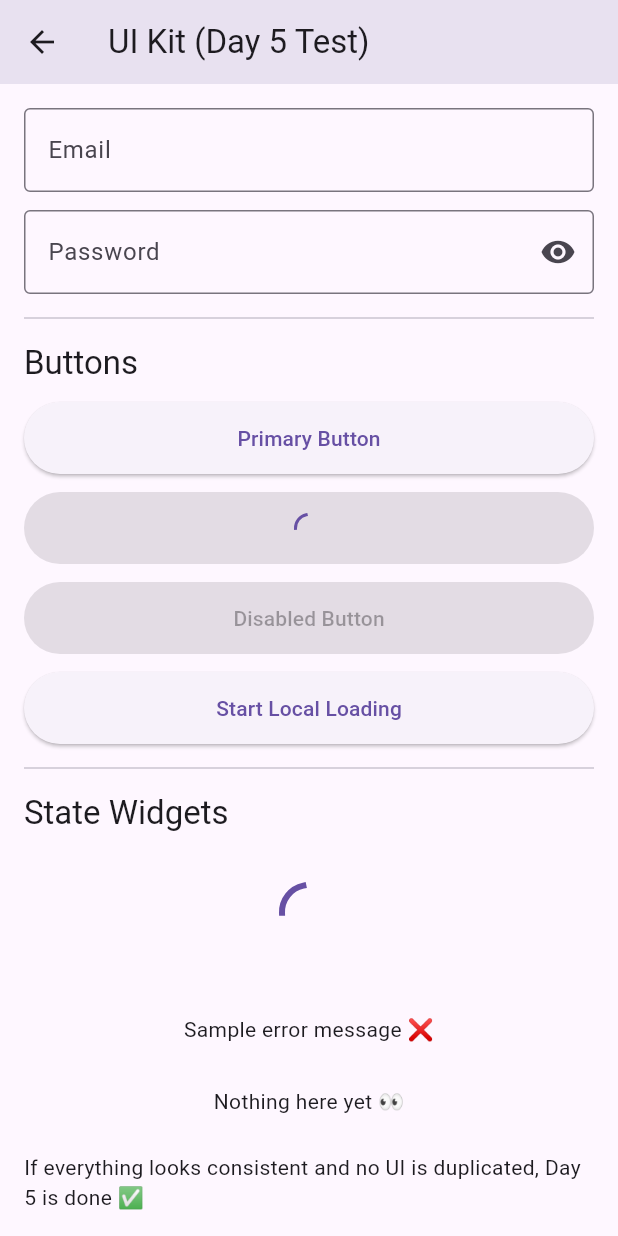
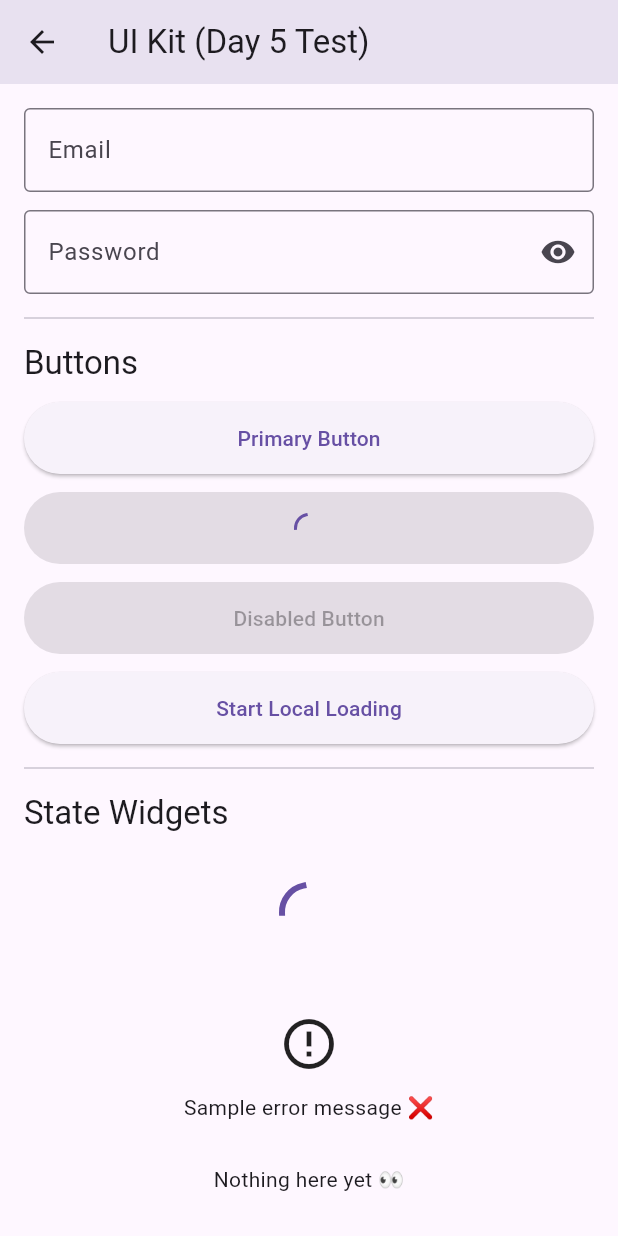
Before and after one commit to bassell01/Pawtopia, a Flutter app: the UiKitPage screen opened directly, scrolled down 148 dp, on a phone screen of 412 x 824 dp. Run offline on Flutter 3.47's test engine with Material 3 defaults, Android fonts, the phone set to English and light mode, and no system bars; our stand-ins replace cloud_firestore, firebase_auth, firebase_core, firebase_storage, flutter_riverpod, get_it and 1 more; accounts and stored records are empty.

Commit message:
enhance ErrorView with retry support

```diff
--- a/flutter_application_1/lib/core/widgets/error_view.dart
+++ b/flutter_application_1/lib/core/widgets/error_view.dart
@@ -18,9 +18,15 @@ class ErrorView extends StatelessWidget {
         child: Column(
           mainAxisSize: MainAxisSize.min,
           children: [
+            const Icon(
+              Icons.error_outline,
+              size: 40,
+            ),
+            const SizedBox(height: 12),
             Text(
               message,
               textAlign: TextAlign.center,
+              style: Theme.of(context).textTheme.bodyMedium,
             ),
             if (onRetry != null) ...[
               const SizedBox(height: 12),
```
